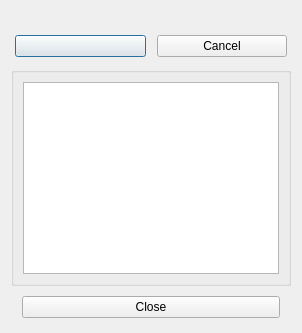
Above: source/progressdialog.ui from pionere/d1-graphics-tool before the change. Below: the same form after it.
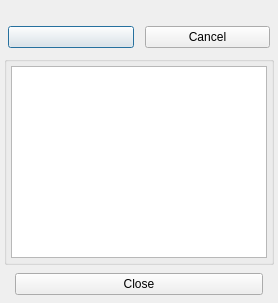
That is the form after the change.

What changed in the file:
```diff
--- a/source/progressdialog.ui
+++ b/source/progressdialog.ui
@@ -16,21 +16,6 @@
    <item>
     <widget class="QWidget" name="progressButtonsWidget_1" native="true">
      <layout class="QHBoxLayout">
-      <property name="spacing">
-       <number>4</number>
-      </property>
-      <property name="leftMargin">
-       <number>4</number>
-      </property>
-      <property name="topMargin">
-       <number>4</number>
-      </property>
-      <property name="rightMargin">
-       <number>4</number>
-      </property>
-      <property name="bottomMargin">
-       <number>4</number>
-      </property>
       <item>
        <widget class="QPushButton" name="detailsPushButton"/>
       </item>
@@ -70,21 +55,6 @@
    <item>
     <widget class="QWidget" name="progressButtonsWidget_2" native="true">
      <layout class="QHBoxLayout">
-      <property name="spacing">
-       <number>4</number>
-      </property>
-      <property name="leftMargin">
-       <number>4</number>
-      </property>
-      <property name="topMargin">
-       <number>4</number>
-      </property>
-      <property name="rightMargin">
-       <number>4</number>
-      </property>
-      <property name="bottomMargin">
-       <number>4</number>
-      </property>
       <item>
        <spacer>
         <property name="orientation">
@@ -111,6 +81,7 @@
    </item>
   </layout>
  </widget>
+ <layoutdefault spacing="4" margin="4"/>
  <resources/>
  <connections/>
  <buttongroups/>
```
